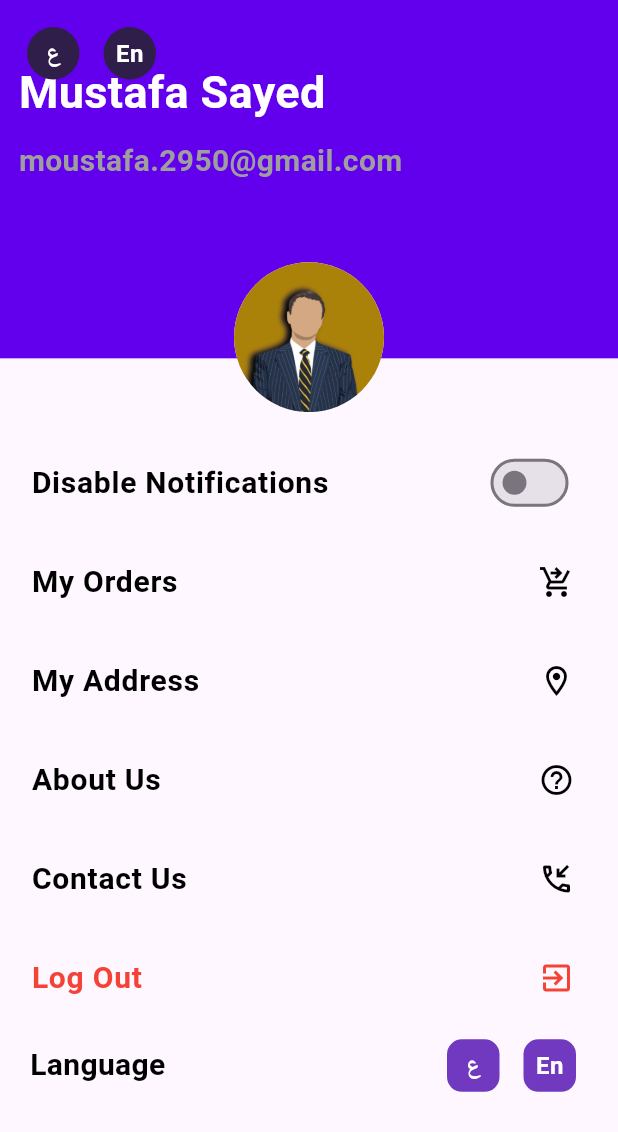
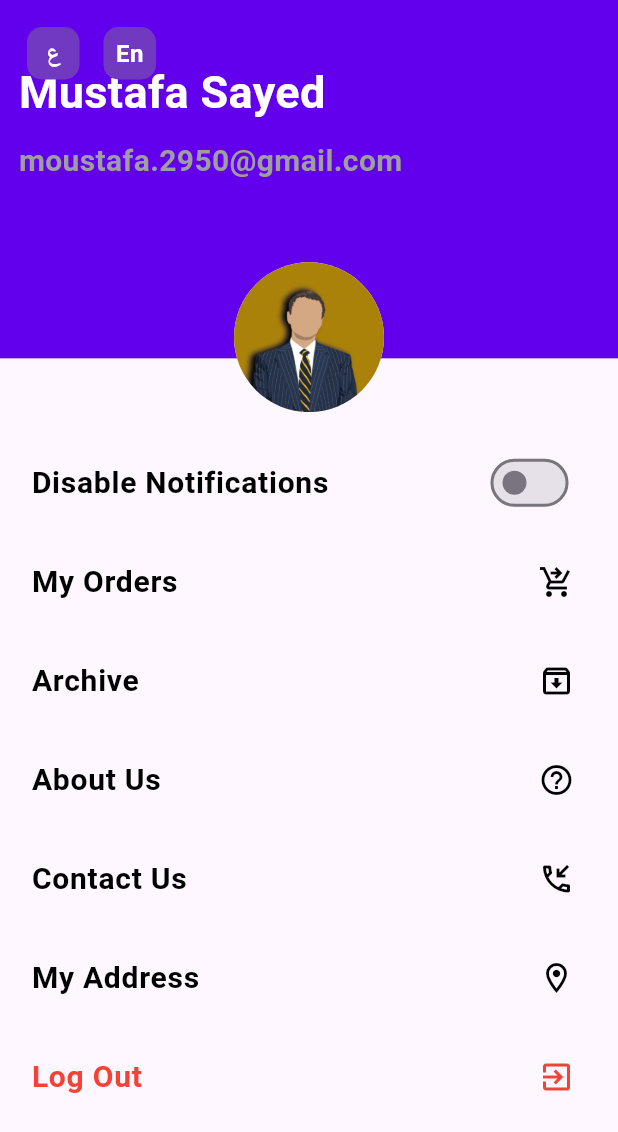
Before and after one commit to mosayed40/e_commerce_app, a Flutter app: the Setting screen opened by its route, on a phone screen of 412 x 824 dp. Shown: the top 1132 px of the screen. Run offline on Flutter 3.47's test engine with Material 3 defaults, Android fonts, the phone set to English and light mode, and no system bars; our stand-ins replace cached_network_image, dartz, firebase_core, geolocator, get, google_maps_flutter and 3 more; accounts and stored records are empty.

Commit message:
Update Setting Page

```diff
--- a/lib/controller/orders/order_details_controller.dart
+++ b/lib/controller/orders/order_details_controller.dart
@@ -14,7 +14,6 @@ abstract class OrderDetailsController extends GetxController {
 
 class OrderDetailsControllerImp extends OrderDetailsController {
   OrdersData ordersData = OrdersData(Get.find<Crud>());
-
   StatusRequest statusRequest = StatusRequest.loading;
   OrdersModel? ordersModel;
   Completer<GoogleMapController> controllerMap = Completer();
--- a/lib/controller/orders/pending_orders_controller.dart
+++ b/lib/controller/orders/pending_orders_controller.dart
@@ -16,7 +16,6 @@ abstract class OrderController extends GetxController {
 
 class OrderControllerImp extends OrderController {
   OrdersData ordersData = OrdersData(Get.find<Crud>());
-  // late int usersid = myServices.sharedPreferences.getInt("id")!;
   StatusRequest statusRequest = StatusRequest.loading;
   MyServices myServices = Get.find();
   List<OrdersModel> data = [];
--- a/lib/core/localization/translation.dart
+++ b/lib/core/localization/translation.dart
@@ -107,8 +107,9 @@ class MyTranslation extends Translations {
       "address": "عناوينى",
       "aboutUs": "معلومات عنا",
       "contactUs": "اتصل بنا",
+      "archive": "أرشيف",
+      "language": "اللغة",
       "logOut": "تسجيل الخروج",
-      "language": "اللغة",
     },
     //========================================================
     // English Language
@@ -217,8 +218,9 @@ class MyTranslation extends Translations {
       "address": "My Address",
       "aboutUs": "About Us",
       "contactUs": "Contact Us",
+      "archive": "Archive",
+      "language": "Language",
       "logOut": "Log Out",
-      "language": "Language",
     },
   };
 }
--- a/lib/view/screen/setting.dart
+++ b/lib/view/screen/setting.dart
@@ -65,49 +65,12 @@ class Setting extends GetView<LocaleController> {
                 top: 0,
                 right: controllerImp.lang == "en" ? 10 : null,
                 left: controllerImp.lang == "en" ? null : 10,
-                child: Row(
-                  children: [
-                    IconButton(
-                      onPressed: () {
-                        controller.changeLange("ar");
-                      },
-                      icon: Container(
-                        width: 35,
-                        height: 35,
-                        alignment: Alignment.center,
-                        decoration: BoxDecoration(
-                          color: const Color(0xFF2F1E49),
-                          borderRadius: BorderRadius.circular(30),
-                        ),
-                        child: Text("ع", style: TextStyle(color: Colors.white)),
-                      ),
-                    ),
-                    IconButton(
-                      onPressed: () {
-                        controller.changeLange("en");
-                      },
-                      icon: Container(
-                        width: 35,
-                        height: 35,
-                        alignment: Alignment.center,
-                        decoration: BoxDecoration(
-                          color: const Color(0xFF2F1E49),
-                          borderRadius: BorderRadius.circular(30),
-                        ),
-                        child: Text(
-                          "En",
-                          style: TextStyle(color: Colors.white),
-                        ),
-                      ),
-                    ),
-                  ],
-                ),
+                child: CustomLangSetting(),
               ),
             ],
           ),
           const SizedBox(height: 50),
           CustomSettingPageOptins(),
-          CustomLangSetting(),
         ],
       ),
     );
--- a/lib/view/widget/order/custom_orderId.dart
+++ b/lib/view/widget/order/custom_orderId.dart
@@ -11,14 +11,13 @@ class CustomOrderid extends StatelessWidget {
       margin: EdgeInsets.symmetric(vertical: 5),
 
       child: Row(
-        mainAxisAlignment: MainAxisAlignment.center,
         children: [
           Text(
             "orderId".tr,
             style: TextStyle(color: Colors.black, fontSize: 20),
           ),
           Text(
-            " :       $orderId",
+            " :    $orderId",
             style: TextStyle(color: Colors.black, fontSize: 20),
           ),
         ],
--- a/lib/view/widget/order/custom_status_order.dart
+++ b/lib/view/widget/order/custom_status_order.dart
@@ -9,9 +9,10 @@ class CustomStatusOrder extends StatelessWidget {
   @override
   Widget build(BuildContext context) {
     return Container(
-      padding: const EdgeInsets.symmetric(horizontal: 10, vertical: 10),
+      alignment: Alignment.center,
+      padding: const EdgeInsets.symmetric(horizontal: 5, vertical: 8),
       decoration: BoxDecoration(
-        borderRadius: BorderRadius.circular(15),
+        borderRadius: BorderRadius.circular(10),
         color: AppColors.buttonColor,
       ),
       child: Row(
--- a/lib/view/widget/setting/Custom_setting_page_optins.dart
+++ b/lib/view/widget/setting/Custom_setting_page_optins.dart
@@ -20,11 +20,7 @@ class CustomSettingPageOptins extends StatelessWidget {
         "titel": "orders".tr,
         "icon": Icon(Icons.shopping_cart_checkout_outlined),
       },
-      {
-        "id": "3",
-        "titel": "address".tr,
-        "icon": Icon(Icons.location_on_outlined),
-      },
+      {"id": "3", "titel": "archive".tr, "icon": Icon(Icons.archive_outlined)},
       {
         "id": "4",
         "titel": "aboutUs".tr,
@@ -35,7 +31,12 @@ class CustomSettingPageOptins extends StatelessWidget {
         "titel": "contactUs".tr,
         "icon": Icon(Icons.phone_callback_outlined),
       },
-      {"id": "6", "titel": "logOut".tr, "icon": Icon(Icons.exit_to_app)},
+      {
+        "id": "6",
+        "titel": "address".tr,
+        "icon": Icon(Icons.location_on_outlined),
+      },
+      {"id": "7", "titel": "logOut".tr, "icon": Icon(Icons.exit_to_app)},
     ];
     return Column(
       children: [
@@ -51,23 +52,25 @@ class CustomSettingPageOptins extends StatelessWidget {
                       if (data[i]['id'] == "2") {
                         settingController.goToViewOreder();
                       } else if (data[i]['id'] == "3") {
-                        settingController.goToViewAddress();
+                        print("Arcive");
                       } else if (data[i]['id'] == "4") {
                         print("About us");
                       } else if (data[i]['id'] == "5") {
                         print("Contact us");
                       } else if (data[i]['id'] == "6") {
+                        settingController.goToViewAddress();
+                      } else if (data[i]['id'] == "7") {
                         settingController.logOut();
                       }
                     },
                     title: Text(
                       "${data[i]['titel']}",
                       style: TextStyle(
-                        color: data[i]['id'] == "6" ? Colors.red : Colors.black,
+                        color: data[i]['id'] == "7" ? Colors.red : Colors.black,
                       ),
                     ),
                     trailing: data[i]['icon'],
-                    iconColor: data[i]['id'] == "6" ? Colors.red : Colors.black,
+                    iconColor: data[i]['id'] == "7" ? Colors.red : Colors.black,
                   ),
                 ),
               ],
--- a/lib/view/widget/setting/custom_lang_setting.dart
+++ b/lib/view/widget/setting/custom_lang_setting.dart
@@ -7,16 +7,8 @@ class CustomLangSetting extends GetView<LocaleController> {
 
   @override
   Widget build(BuildContext context) {
-    return Padding(
-      padding: EdgeInsetsGeometry.symmetric(horizontal: 20),
+    return SizedBox(
       child: Row(
-        children: [
-          Text(
-            "language".tr,
-            style: TextStyle(color: Colors.black, fontSize: 20),
-          ),
-          Spacer(),
-          Row(
         children: [
           IconButton(
             onPressed: () {
@@ -45,13 +37,8 @@ class CustomLangSetting extends GetView<LocaleController> {
                 color: const Color(0xFF7139BF),
                 borderRadius: BorderRadius.circular(10),
               ),
-                  child: const Text(
-                    "En",
-                    style: TextStyle(color: Colors.white),
+              child: const Text("En", style: TextStyle(color: Colors.white)),
             ),
-                ),
-              ),
-            ],
           ),
         ],
       ),
```
Lines whose indentation alone changed are shown as unchanged.
